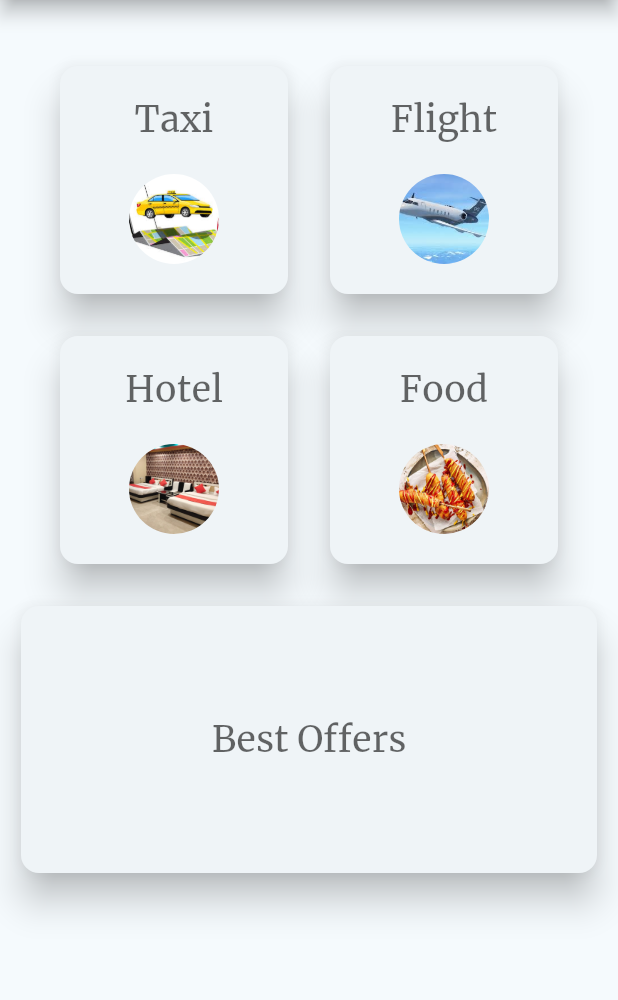
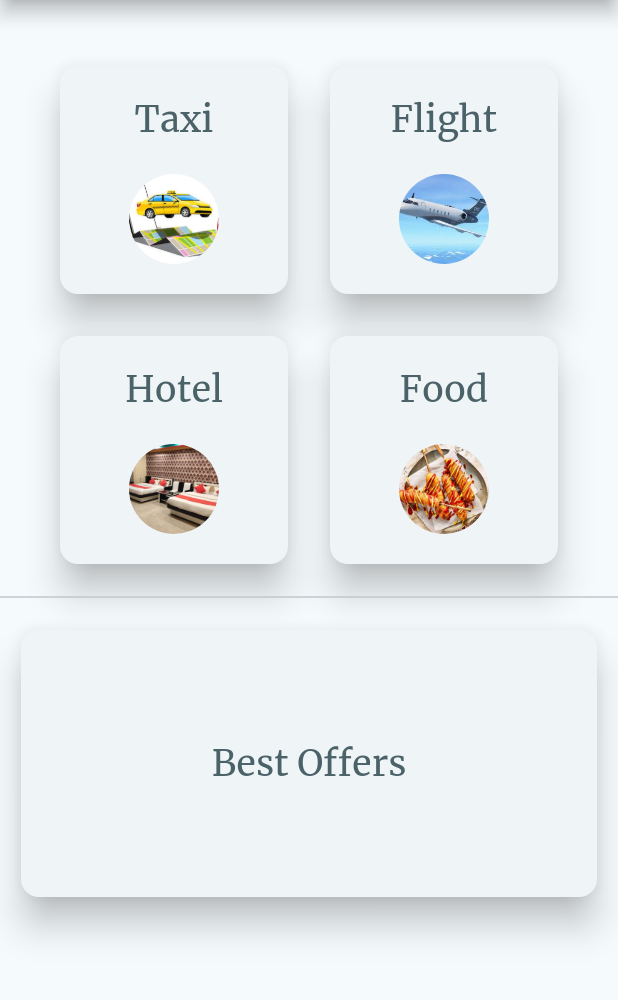
Before and after one commit to Anshul-Sangrame/startUp, a Flutter app: the screen it shows after launch, on a phone screen of 412 x 824 dp, the part 84-1084 px from its top. Run offline on Flutter 3.47's test engine with Material 3 defaults, Android fonts, the phone set to English and light mode, and no system bars; our stand-ins replace flutter_riverpod, riverpod_annotation; generated files the repository leaves out were written again.

Commit message:
Service Page ui v1

```diff
--- a/lib/components/menu_bar.dart
+++ b/lib/components/menu_bar.dart
@@ -9,7 +9,7 @@ PreferredSizeWidget menuBar(BuildContext context) {
     leading: HomeButton(),
     title: DummyLogo(),
     actions: [
-      ProfileLogo(),
+      const ProfileLogo(),
     ],
     surfaceTintColor: null,
     shadowColor: shadowColor,
@@ -33,7 +33,7 @@ class ProfileLogo extends StatelessWidget {
   Widget build(BuildContext context) {
     return IconButton(
         onPressed: () {},
-        icon: Icon(
+        icon: const Icon(
           Icons.person_4_outlined,
           size: 40,
         )
@@ -62,7 +62,7 @@ class HomeButton extends ConsumerWidget {
         ref.read(contentProvider.notifier).setContent(ServiceCardList());
       },
       // tooltip: 'Homepage',
-      icon: Icon(
+      icon: const Icon(
         Icons.home_outlined,
         size: 40,
       ),
--- a/lib/components/service_displayer.dart
+++ b/lib/components/service_displayer.dart
@@ -2,6 +2,10 @@ import 'package:flutter/material.dart';
 import 'package:flutter_riverpod/flutter_riverpod.dart';
 import '../states/state.dart';
 import './service_page.dart' show ServicePage;
+import 'common_components.dart';
+import './input_widget.dart';
+import '../constants/constants.dart' as constants;
+import 'package:path/path.dart' as path;
 
 class ServiceCard extends ConsumerWidget {
   const ServiceCard({
@@ -35,7 +39,7 @@ class ServiceCard extends ConsumerWidget {
               child: Column(
                 mainAxisAlignment: MainAxisAlignment.spaceEvenly,
                 children: [
-                  HeadingText(
+                  CardHeadingText(
                     text: title,
                   ),
                   RoundedImage(imageURL: imageURL),
@@ -93,32 +97,12 @@ class OfferCard extends StatelessWidget {
         child: Column(
           mainAxisAlignment: MainAxisAlignment.spaceAround,
           children: [
-            HeadingText(
+            CardHeadingText(
               text: "Best Offers",
             ),
           ],
         ),
       ),
-    );
-  }
-}
-
-class HeadingText extends StatelessWidget {
-  const HeadingText({
-    super.key,
-    required this.text,
-  });
-
-  final String text;
-
-  @override
-  Widget build(BuildContext context) {
-    return Text(
-      text,
-      style: Theme.of(context)
-          .textTheme
-          .headlineSmall
-          ?.copyWith(color: Theme.of(context).hintColor),
     );
   }
 }
@@ -129,42 +113,45 @@ class ServiceCardList extends StatelessWidget {
     return ListView(
       padding: const EdgeInsets.only(top: 30),
       children: [
-        const Wrap(
+        Wrap(
           alignment: WrapAlignment.center,
           children: [
             ServiceCard(
-              imageURL:
-                  "assets/images/taxi.jpeg",
+              imageURL: path.join(constants.IMAGE_LOC,"taxi.jpeg"),
               title: "Taxi",
-              content: Placeholder(),
-            ),
-            ServiceCard(
-              imageURL:
-                  "assets/images/flight.jpeg",
-              title: "Flight",
               content: ServicePage(
-                imageURL: "assets/images/flight_bg.jpg",
-                inputWidget: Placeholder(
-                  fallbackHeight: 40,
-                  fallbackWidth: 40,
-                ),
+                inputWidget: const TaxiInput(),
+                imageURL: path.join(constants.IMAGE_LOC,"taxi_bg.webp"),
               ),
             ),
             ServiceCard(
-              imageURL:
-                  "assets/images/hotel.jpeg",
-              title: "Hotel",
-              content: Placeholder(),
+              imageURL: path.join(constants.IMAGE_LOC,"flight.jpeg"),
+              title: "Flight",
+              content: ServicePage(
+                imageURL: path.join(constants.IMAGE_LOC,"flight_bg.jpg"),
+                inputWidget: const FlightInput(),
+              ),
             ),
             ServiceCard(
-              imageURL:
-                  "assets/images/food.jpg",
+              imageURL: path.join(constants.IMAGE_LOC,"hotel.jpeg"),
+              title: "Hotel",
+              content: ServicePage(
+                imageURL: path.join(constants.IMAGE_LOC,"hotel_bg.jpg"),
+                inputWidget: const HotelInput(),
+              ),
+            ),
+            ServiceCard(
+              imageURL: path.join(constants.IMAGE_LOC,"food.jpg"),
               title: "Food",
-              content: Placeholder(),
+              content: ServicePage(
+                imageURL: path.join(constants.IMAGE_LOC,"food_bg.png"),
+                inputWidget: const FoodInput(),
+              ),
             ),
           ],
         ),
-        OfferCard(),
+        const Divider(),
+        const OfferCard(),
       ],
     );
   }
--- a/lib/components/test.dart
+++ b/lib/components/test.dart
@@ -7,7 +7,7 @@ class Test extends StatelessWidget {
   @override
   Widget build(BuildContext context) {
     double height = 100;
-    return  Container(
+    return Container(
           child: Center(
             child: Container(
               height: height,
--- /dev/null
+++ b/lib/constants/constants.dart
@@ -0,0 +1,3 @@
+// ignore_for_file: constant_identifier_names
+
+const IMAGE_LOC = "assets/images/";
--- a/lib/main.dart
+++ b/lib/main.dart
@@ -19,13 +19,17 @@ class MyApp extends StatelessWidget {
     return MaterialApp(
       title: 'SU',
       theme: ThemeData(
-        colorScheme:
-            ColorScheme.fromSeed(seedColor: Color.fromARGB(211, 2, 213, 255)),
+        colorScheme: ColorScheme.fromSeed(
+            seedColor: const Color.fromARGB(210, 14, 100, 117)),
         textTheme: const TextTheme(
           headlineLarge: TextStyle(fontFamily: "Merriweather"),
           headlineMedium: TextStyle(fontFamily: "Merriweather"),
           headlineSmall: TextStyle(fontFamily: "Merriweather"),
         ),
+        filledButtonTheme: FilledButtonThemeData(
+            style: FilledButton.styleFrom(
+          shape: RoundedRectangleBorder(borderRadius: BorderRadius.circular(10)),
+        )),
         useMaterial3: true,
       ),
       home: const MainPage(),
```
Also changed, not shown: lib/components/common_components.dart (added, +62 -0 lines), lib/components/input_widget.dart (added, +142 -0 lines), lib/components/service_page.dart (+77 -31 lines), assets/images/food_bg.png (added), assets/images/hotel_bg.jpg (added), assets/images/taxi_bg.jpg (added), assets/images/taxi_bg.webp (added).
